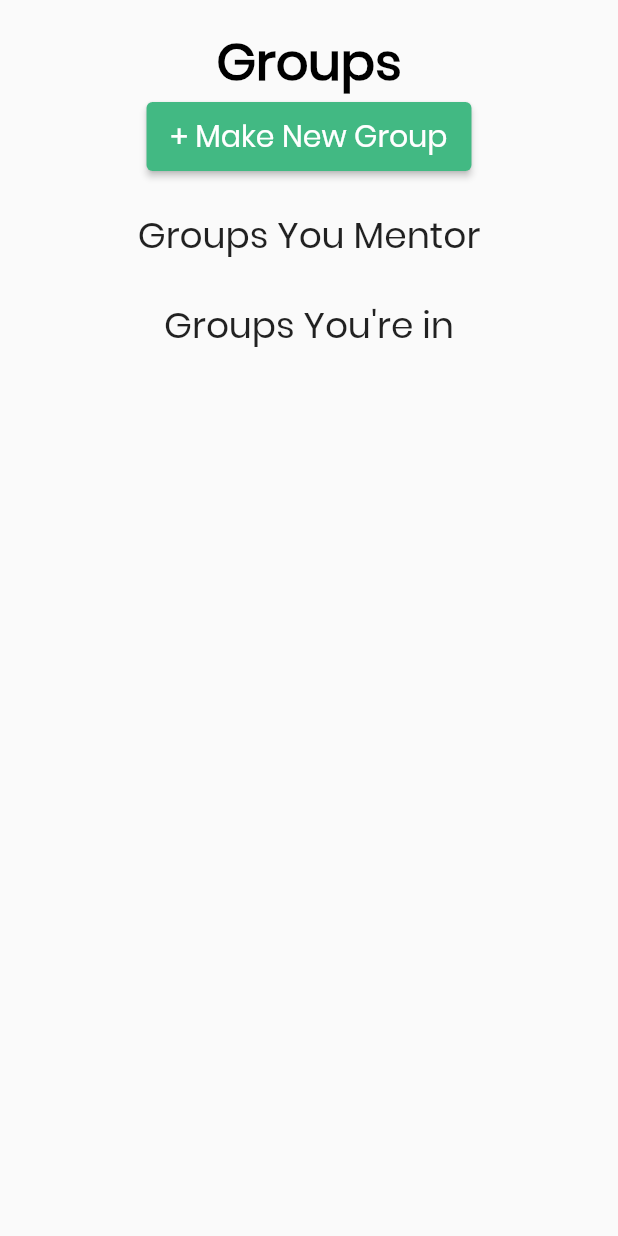
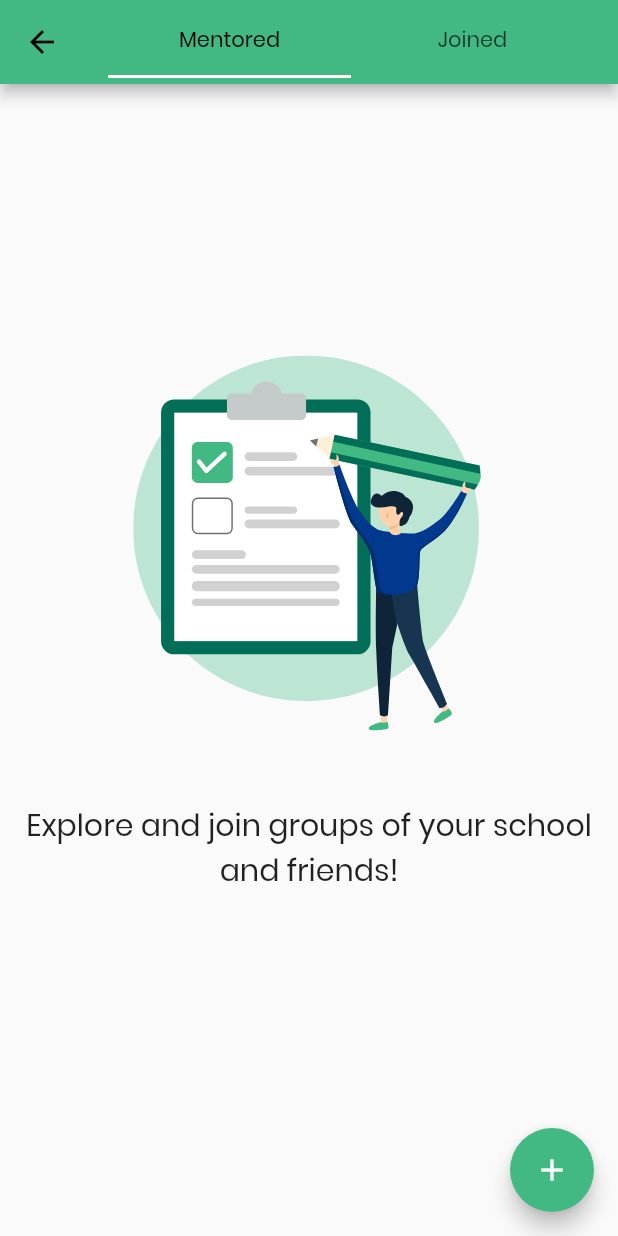
Before and after one commit to CircuitVerse/mobile-app, a Flutter app: the MyGroupsView screen opened directly, on a phone screen of 412 x 824 dp. Run offline on Flutter 3.47's test engine with Material 2 defaults, Android fonts, the phone set to English and light mode, and no system bars; our stand-ins replace datetime_picker_formfield, flutter_html, flutter_keyboard_visibility, flutter_markdown, flutter_svg, flutter_typeahead and 15 more; missing offline and left inert: flutter_facebook_auth, flutter_math_fork, flutter_summernote, markdown, mockito, oauth2_client; accounts and stored records are empty; generated files the repository leaves out were written again; network calls fail; project files that could hold a hidden picture were left out.

Commit message:
feat (groups) : Added Empty state and created tab layout for groups.

```diff
--- a/lib/ui/views/cv_landing_view.dart
+++ b/lib/ui/views/cv_landing_view.dart
@@ -76,6 +76,7 @@ class _CVLandingViewState extends State<CVLandingView> {
         ),
       ),
       centerTitle: true,
+      elevation: _selectedIndex == 6 ? 0 : 4,
     );
   }
 
--- a/lib/ui/views/groups/my_groups_view.dart
+++ b/lib/ui/views/groups/my_groups_view.dart
@@ -1,11 +1,11 @@
 import 'package:flutter/material.dart';
+import 'package:flutter_svg/svg.dart';
 import 'package:get/get.dart';
 import 'package:mobile_app/cv_theme.dart';
 import 'package:mobile_app/locator.dart';
 import 'package:mobile_app/models/groups.dart';
 import 'package:mobile_app/services/dialog_service.dart';
 import 'package:mobile_app/ui/components/cv_add_icon_button.dart';
-import 'package:mobile_app/ui/components/cv_primary_button.dart';
 import 'package:mobile_app/ui/views/base_view.dart';
 import 'package:mobile_app/ui/views/groups/components/group_member_card.dart';
 import 'package:mobile_app/ui/views/groups/components/group_mentor_card.dart';
@@ -21,15 +21,34 @@ class MyGroupsView extends StatefulWidget {
   _MyGroupsViewState createState() => _MyGroupsViewState();
 }
 
-class _MyGroupsViewState extends State<MyGroupsView> {
+class _MyGroupsViewState extends State<MyGroupsView>
+    with SingleTickerProviderStateMixin {
   final DialogService _dialogService = locator<DialogService>();
   MyGroupsViewModel _model;
+  TabController _tabController;
+
+  Widget _emptyState() {
+    return Column(
+      mainAxisAlignment: MainAxisAlignment.center,
+      children: <Widget>[
+        SvgPicture.asset(
+          'assets/images/group/no_group.svg',
+          height: 250,
+        ),
+        _buildSubHeader(
+            title: "Explore and join groups of your school and friends!"),
+      ],
+    );
+  }
 
   Widget _buildSubHeader({String title}) {
-    return Text(
+    return Padding(
+      padding: const EdgeInsets.symmetric(horizontal: 16.0, vertical: 48.0),
+      child: Text(
         title,
         textAlign: TextAlign.center,
-      style: Theme.of(context).textTheme.headline5,
+        style: Theme.of(context).textTheme.headline6,
+      ),
     );
   }
 
@@ -83,43 +102,38 @@ class _MyGroupsViewState extends State<MyGroupsView> {
         _model = model;
         _model.fetchMentoredGroups();
         _model.fetchMemberGroups();
+        _tabController = TabController(length: 2, vsync: this);
       },
       builder: (context, model, child) => Scaffold(
-        body: Builder(builder: (context) {
-          var _items = <Widget>[];
-
-          _items.add(
-            Text(
-              'Groups',
-              style: Theme.of(context).textTheme.headline4.copyWith(
-                    fontWeight: FontWeight.bold,
-                    color: CVTheme.textColor(context),
+        floatingActionButton: FloatingActionButton(
+          onPressed: onCreateGroupPressed,
+          backgroundColor: CVTheme.primaryColor,
+          child: Icon(Icons.add),
         ),
-              textAlign: TextAlign.center,
+        appBar: AppBar(
+          title: TabBar(
+            controller: _tabController,
+            labelColor: CVTheme.textColor(context),
+            indicatorColor: CVTheme.primaryColor,
+            tabs: [
+              Tab(
+                text: 'Mentored',
               ),
-          );
-
-          _items.add(
-            Center(
-              child: CVPrimaryButton(
-                padding: const EdgeInsets.symmetric(
-                  vertical: 8,
-                  horizontal: 16,
+              Tab(
+                text: 'Joined',
               ),
-                title: '+ Make New Group',
-                onPressed: onCreateGroupPressed,
+            ],
           ),
         ),
-          );
-
-          _items.add(SizedBox(height: 24));
-
-          _items.add(_buildSubHeader(title: 'Groups You Mentor'));
+        body: Builder(
+          builder: (context) {
+            var _mentoredGroups = <Widget>[];
+            var _joinedGroups = <Widget>[];
 
             if (_model.isSuccess(_model.FETCH_MENTORED_GROUPS)) {
               // creates GroupMentorCard corresponding to each mentor group
               _model.mentoredGroups.forEach((group) {
-              _items.add(
+                _mentoredGroups.add(
                   GroupMentorCard(
                     group: group,
                     onEdit: () => onEditGroupPressed(group),
@@ -127,38 +141,44 @@ class _MyGroupsViewState extends State<MyGroupsView> {
                   ),
                 );
               });
-
               // Adds fetch more groups icon if link to next set exists
               if (_model?.previousMentoredGroupsBatch?.links?.next != null) {
-              _items.add(
+                _mentoredGroups.add(
                   CVAddIconButton(onPressed: _model.fetchMentoredGroups),
                 );
               }
             }
-
-          _items.add(SizedBox(height: 24));
-
-          _items.add(_buildSubHeader(title: "Groups You're in"));
-
             if (_model.isSuccess(_model.FETCH_MEMBER_GROUPS)) {
               // creates GroupMemberCard corresponding to each member group
               _model.memberGroups.forEach((group) {
-              _items.add(GroupMemberCard(group: group));
+                _joinedGroups.add(GroupMemberCard(group: group));
               });
 
               // Adds fetch more groups icon if link to next set exists
               if (_model?.previousMemberGroupsBatch?.links?.next != null) {
-              _items.add(
+                _joinedGroups.add(
                   CVAddIconButton(onPressed: _model.fetchMemberGroups),
                 );
               }
             }
 
-          return ListView(
-            padding: const EdgeInsets.symmetric(horizontal: 8, vertical: 16),
-            children: _items,
+            return TabBarView(
+              controller: _tabController,
+              children: <Widget>[
+                _mentoredGroups.isEmpty
+                    ? _emptyState()
+                    : ListView(
+                        children: _mentoredGroups,
+                      ),
+                _joinedGroups.isEmpty
+                    ? _emptyState()
+                    : ListView(
+                        children: _joinedGroups,
+                      ),
+              ],
             );
-        }),
+          },
+        ),
       ),
     );
   }
```
Also changed, not shown: assets/images/group/no_group.svg (added). Lines whose indentation alone changed are shown as unchanged.
